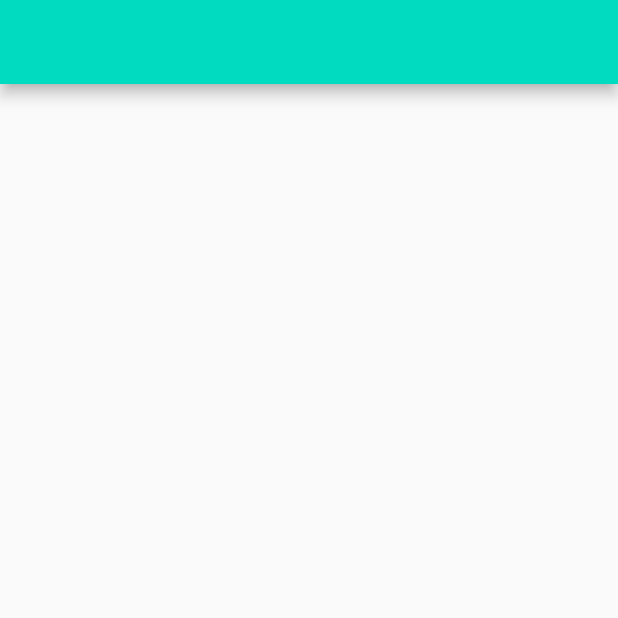
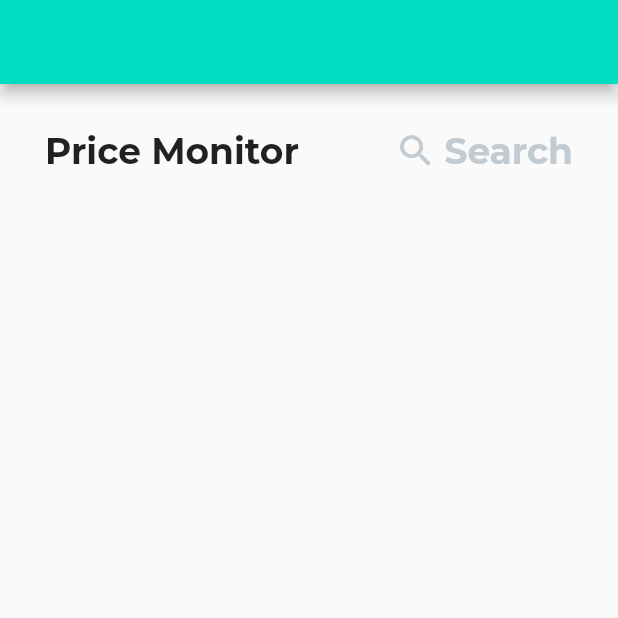
Before and after one commit to OmarAmeer96/iti-flutter-task1, a Flutter app: the screen it shows after launch, on a phone screen of 412 x 824 dp, the top half of it. Run offline on Flutter 3.47's test engine with Material 2 defaults, Android fonts, the phone set to English and light mode, and no system bars.

Commit message:
Commit 3

```diff
--- a/lib/screens/home_screen.dart
+++ b/lib/screens/home_screen.dart
@@ -11,6 +11,46 @@ class HomeScreen extends StatelessWidget {
         appBar: AppBar(
           backgroundColor: const Color(0xff01dbc0),
         ),
+        body: const Padding(
+          padding: EdgeInsets.all(30.0),
+          child: Column(
+            children: [
+              Row(
+                children: [
+                  Text(
+                    'Price Monitor',
+                    style: TextStyle(
+                      fontSize: 24,
+                      fontWeight: FontWeight.bold,
+                      fontFamily: 'Montserrat-Bold',
+                    ),
+                  ),
+                  Spacer(),
+                  Icon(
+                    Icons.search_rounded,
+                    size: 28,
+                    color: Color(0xffc3cbd2),
+                  ),
+                  SizedBox(
+                    width: 5,
+                  ),
+                  Text(
+                    'Search',
+                    style: TextStyle(
+                      color: Color(0xffc3cbd2),
+                      fontSize: 24,
+                      fontWeight: FontWeight.bold,
+                      fontFamily: 'Montserrat-Bold',
+                    ),
+                  ),
+                ],
+              ),
+              Row(
+                children: [],
+              ),
+            ],
+          ),
+        ),
       ),
     );
   }
```
Also changed, not shown: pubspec.yaml (+12 -14 lines), assets/fonts/Montserrat-Bold.ttf (added), assets/fonts/Montserrat-Regular.ttf (added), assets/fonts/Montserrat-SemiBold.ttf (added), assets/images/camera.png (added), assets/images/image1.png (added), assets/images/image2.png (added), assets/images/image3.png (added).
